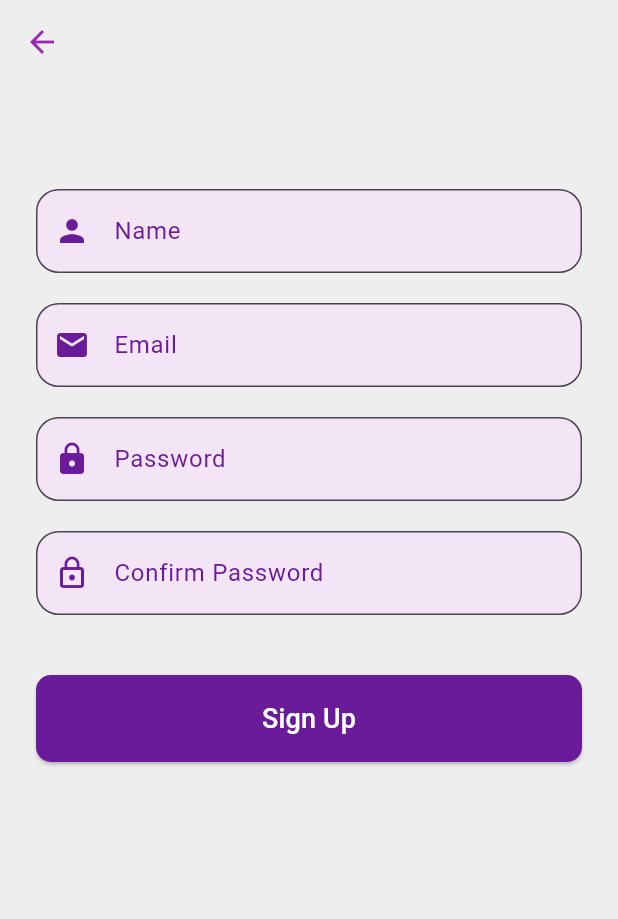
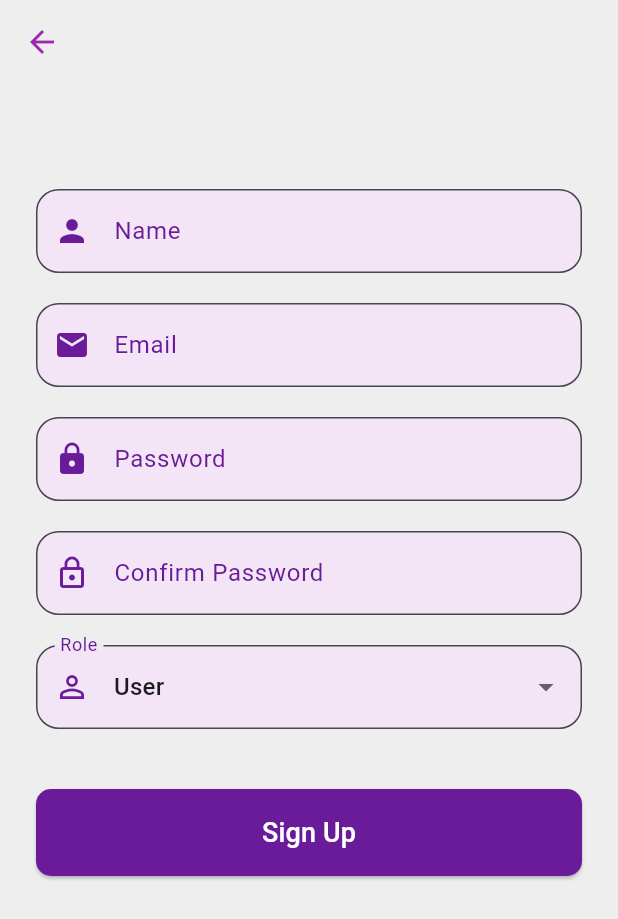
Before and after one commit to anaaprat/Grupo1AnaMarci, a Flutter app: the RegisterScreen screen opened directly, on a phone screen of 412 x 824 dp. Shown: the top 919 px of the screen. Run offline on Flutter 3.47's test engine with Material 3 defaults, Android fonts, the phone set to English and light mode, and no system bars; network calls fail.

```diff
--- a/lib/screens/register_screen.dart
+++ b/lib/screens/register_screen.dart
@@ -13,9 +13,10 @@ class _RegisterScreenState extends State<RegisterScreen> {
   final TextEditingController _nameController = TextEditingController();
   final TextEditingController _emailController = TextEditingController();
   final TextEditingController _passwordController = TextEditingController();
-  final TextEditingController _confirmPasswordController = TextEditingController();
+  final TextEditingController _confirmPasswordController =
+      TextEditingController();
   final ApiService apiService = ApiService();
-  final String _role = 'u';
+  String _role = 'u';
 
   Future<void> _register() async {
     if (_formKey.currentState!.validate()) {
@@ -30,7 +31,7 @@ class _RegisterScreenState extends State<RegisterScreen> {
 
         if (response['success']) {
           ScaffoldMessenger.of(context).showSnackBar(
-            const SnackBar(content: Text('Registro exitoso!')),
+            const SnackBar(content: Text('Registration successful!')),
           );
           Navigator.pop(context);
         } else {
@@ -39,9 +40,9 @@ class _RegisterScreenState extends State<RegisterScreen> {
           );
         }
       } catch (e) {
-        print("Error de registro: $e");
+        print("Registration error: $e");
         ScaffoldMessenger.of(context).showSnackBar(
-          const SnackBar(content: Text('Error al registrar el usuario.')),
+          const SnackBar(content: Text('Failed to register user.')),
         );
       }
     }
@@ -93,6 +94,30 @@ class _RegisterScreenState extends State<RegisterScreen> {
                   icon: Icons.lock_outline,
                   obscureText: true,
                 ),
+                const SizedBox(height: 20),
+                DropdownButtonFormField<String>(
+                  value: _role,
+                  items: const [
+                    DropdownMenuItem(value: 'u', child: Text('User')),
+                    DropdownMenuItem(value: 'o', child: Text('Organizer')),
+                  ],
+                  onChanged: (value) {
+                    setState(() {
+                      _role = value ?? 'u';
+                    });
+                  },
+                  decoration: InputDecoration(
+                    labelText: 'Role',
+                    prefixIcon:
+                        Icon(Icons.person_outline, color: Colors.purple[800]),
+                    labelStyle: TextStyle(color: Colors.purple[800]),
+                    border: OutlineInputBorder(
+                      borderRadius: BorderRadius.circular(15.0),
+                    ),
+                    filled: true,
+                    fillColor: Colors.purple[50],
+                  ),
+                ),
                 const SizedBox(height: 40),
                 SizedBox(
                   width: double.infinity,
```
Also changed, not shown: lib/screens/admin_screen.dart (+10 -7 lines), lib/screens/login_screen.dart (+23 -4 lines), lib/screens/user_screen.dart (+22 -4 lines).
